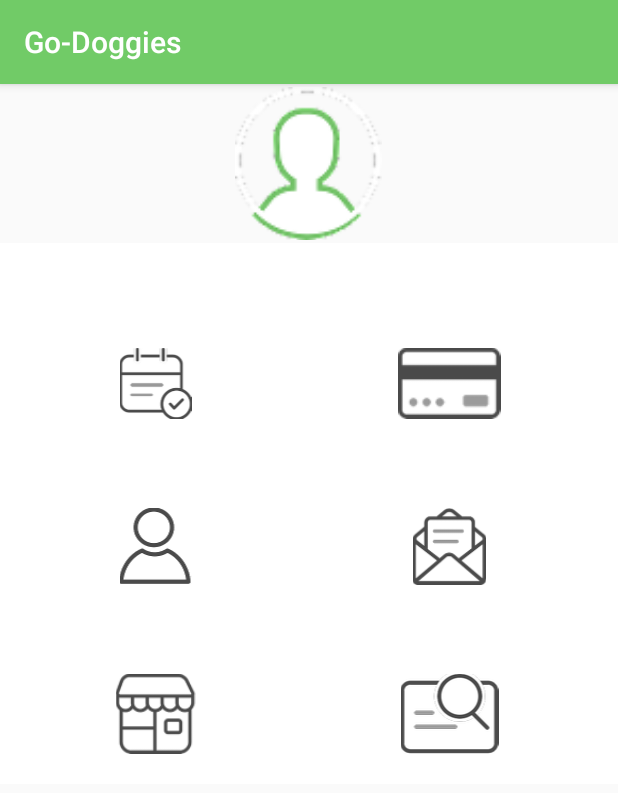
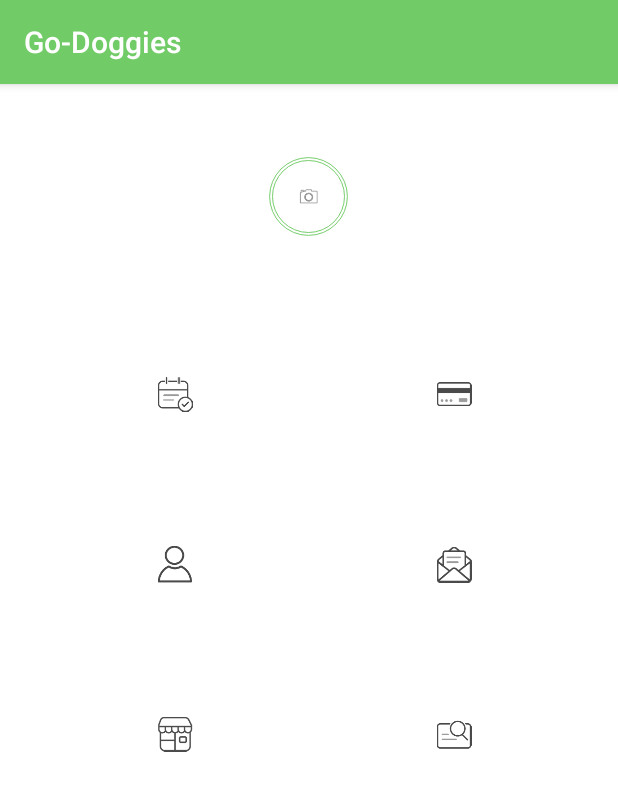
Before and after one commit to anto004/go-doggies, an Android app: the Dashboard screen opened directly, with no data from a screen before it, on a phone screen of 412 x 824 dp. Shown: the top 793 px of the screen. Run offline under Robolectric (Android 15) with nearby library versions, the phone set to English and light mode, and no system bars.

Commit message:
UX: dashboard icons is now clickable

```diff
--- /dev/null
+++ b/app/src/main/res/drawable/appointment_button.xml
@@ -0,0 +1,11 @@
+<?xml version="1.0" encoding="utf-8"?>
+<layer-list xmlns:android="http://schemas.android.com/apk/res/android">
+    <item
+        android:drawable="@drawable/appointment"
+        android:gravity="center" />
+
+    <item>
+        <shape android:shape="rectangle">
+        </shape>
+    </item>
+</layer-list>
--- /dev/null
+++ b/app/src/main/res/drawable/browse_button.xml
@@ -0,0 +1,12 @@
+<?xml version="1.0" encoding="utf-8"?>
+<layer-list xmlns:android="http://schemas.android.com/apk/res/android">
+    <item>
+        <shape
+            android:shape="rectangle">
+        </shape>
+    </item>
+
+    <item
+        android:drawable="@drawable/browse"
+        android:gravity="center" />
+</layer-list>
--- a/app/src/main/res/drawable/dashboard_border_left.xml
+++ /dev/null
@@ -1,17 +0,0 @@
-<?xml version="1.0" encoding="utf-8"?>
-<layer-list xmlns:android="http://schemas.android.com/apk/res/android">
-    <item>
-        <shape android:shape="rectangle">
-            <stroke android:color="@android:color/black"
-                android:width="0.1dp"/>
-        </shape>
-    </item>
-    <!-- Draw over the previous rectangle with white borders -->
-    <item
-        android:left="1dp">
-        <shape android:shape="rectangle">
-            <stroke android:color="@android:color/white"
-                android:width="1dp"/>
-        </shape>
-    </item>
-</layer-list>
--- a/app/src/main/res/drawable/dashboard_border_row.xml
+++ /dev/null
@@ -1,10 +0,0 @@
-<?xml version="1.0" encoding="utf-8"?>
-<selector xmlns:android="http://schemas.android.com/apk/res/android">
-    <item>
-        <shape android:shape="rectangle">
-            <stroke
-                android:color="@android:color/white"
-                android:width="2dp"/>
-        </shape>
-    </item>
-</selector>
--- /dev/null
+++ b/app/src/main/res/drawable/message_button.xml
@@ -0,0 +1,12 @@
+<?xml version="1.0" encoding="utf-8"?>
+<layer-list xmlns:android="http://schemas.android.com/apk/res/android">
+    <item>
+        <shape
+            android:shape="rectangle">
+        </shape>
+    </item>
+
+    <item
+        android:drawable="@drawable/message"
+        android:gravity="center" />
+</layer-list>
--- /dev/null
+++ b/app/src/main/res/drawable/my_client_button.xml
@@ -0,0 +1,12 @@
+<?xml version="1.0" encoding="utf-8"?>
+<layer-list xmlns:android="http://schemas.android.com/apk/res/android">
+    <item>
+        <shape
+            android:shape="rectangle">
+        </shape>
+    </item>
+
+    <item
+        android:drawable="@drawable/my_client"
+        android:gravity="center" />
+</layer-list>
--- /dev/null
+++ b/app/src/main/res/drawable/profile_pic.xml
@@ -0,0 +1,10 @@
+<?xml version="1.0" encoding="utf-8"?>
+<selector xmlns:android="http://schemas.android.com/apk/res/android">
+    <item>
+        <shape android:innerRadius="50dp" android:shape="ring" android:thickness="4dp" android:useLevel="false">
+            <size android:width="150dp" android:height="150dp" />
+            <solid android:color="@android:color/white" />
+            <stroke android:width="1dp" android:color="@color/color_app_green" />
+        </shape>
+    </item>
+</selector>
--- /dev/null
+++ b/app/src/main/res/drawable/store_button.xml
@@ -0,0 +1,12 @@
+<?xml version="1.0" encoding="utf-8"?>
+<layer-list xmlns:android="http://schemas.android.com/apk/res/android">
+    <item>
+        <shape
+            android:shape="rectangle">
+        </shape>
+    </item>
+
+    <item
+        android:drawable="@drawable/my_store"
+        android:gravity="center" />
+</layer-list>
--- /dev/null
+++ b/app/src/main/res/drawable/transaction_button.xml
@@ -0,0 +1,11 @@
+<?xml version="1.0" encoding="utf-8"?>
+<layer-list xmlns:android="http://schemas.android.com/apk/res/android">
+    <item
+        android:drawable="@drawable/transaction"
+        android:gravity="center" />
+
+    <item>
+        <shape android:shape="rectangle">
+        </shape>
+    </item>
+</layer-list>
--- a/app/src/main/res/layout/activity_dashboard.xml
+++ b/app/src/main/res/layout/activity_dashboard.xml
@@ -4,6 +4,7 @@
     xmlns:tools="http://schemas.android.com/tools"
     android:layout_width="match_parent"
     android:layout_height="match_parent"
+    android:background="@android:color/white"
     tools:context="app.go_doggies.com.go_doggies.Dashboard">
 
     <LinearLayout
@@ -11,8 +12,9 @@
         android:layout_height="wrap_content"
         android:orientation="vertical">
 
-        <include layout="@layout/go_doggie_toolbar"/>
-        <include layout="@layout/dashboard"/>
+        <include layout="@layout/go_doggie_toolbar" />
+
+        <include layout="@layout/dashboard" />
 
     </LinearLayout>
 
--- a/app/src/main/res/layout/dashboard.xml
+++ b/app/src/main/res/layout/dashboard.xml
@@ -1,48 +1,60 @@
 <?xml version="1.0" encoding="utf-8"?>
 <LinearLayout xmlns:android="http://schemas.android.com/apk/res/android"
     xmlns:app="http://schemas.android.com/apk/res-auto"
-    android:orientation="vertical"
     android:layout_width="match_parent"
-    android:layout_height="match_parent">
+    android:layout_height="match_parent"
+    android:background="@android:color/white"
+    android:orientation="vertical">
 
-    <ImageView
+    <ImageButton
         android:id="@+id/imageViewProfilePicture"
-        android:layout_width="98dp"
-        android:layout_height="106dp"
+        android:layout_width="wrap_content"
+        android:layout_height="0dp"
         android:layout_gravity="center"
-        android:src="@drawable/small_person" />
+        android:layout_weight="1"
+        android:background="@drawable/profile_pic"
+        android:elevation="5dp"
+        app:srcCompat="@android:drawable/ic_menu_camera"
+        android:stateListAnimator="@animator/button_anim"/>
 
     <TableLayout
         android:layout_width="match_parent"
         android:layout_height="match_parent"
+        android:layout_gravity="center"
         android:background="@android:color/white"
-        android:padding="10dp">
+        android:gravity="center"
+        android:padding="20dp">
 
         <TableRow
             android:layout_width="match_parent"
             android:layout_height="match_parent"
-            android:layout_gravity="center"
-            android:background="@android:color/white"
-            android:paddingTop="50dp">
+            android:background="@android:color/white">
 
-            <ImageView
-                android:id="@+id/imageView1"
+            <FrameLayout
                 android:layout_width="match_parent"
                 android:layout_height="match_parent"
                 android:layout_weight="1"
                 android:background="@drawable/dashboard_border_right"
-                android:padding="10dp"
-                app:srcCompat="@drawable/appointment" />
+                android:padding="8dp">
 
+                <ImageButton
+                    android:id="@+id/imageView1"
+                    android:layout_width="match_parent"
+                    android:layout_height="58dp"
+                    android:background="@drawable/appointment_button"
+                    android:elevation="5dp"
+                    android:stateListAnimator="@animator/button_anim" />
+            </FrameLayout>
 
-            <ImageView
+            <ImageButton
                 android:id="@+id/imageView2"
                 android:layout_width="match_parent"
                 android:layout_height="match_parent"
                 android:layout_weight="1"
                 android:padding="10dp"
-                app:srcCompat="@drawable/transaction" />
-
+                android:background="@drawable/transaction_button"
+                android:elevation="5dp"
+                android:stateListAnimator="@animator/button_anim" />
         </TableRow>
 
         <TableRow
@@ -66,33 +78,39 @@
                 android:layout_height="match_parent"
                 android:layout_weight="1"
                 android:padding="10dp" />
-
         </TableRow>
 
         <TableRow
             android:layout_width="match_parent"
             android:layout_height="match_parent"
-            android:layout_gravity="center"
             android:background="@android:color/white">
 
-            <ImageView
-                android:id="@+id/imageView3"
+            <FrameLayout
                 android:layout_width="match_parent"
                 android:layout_height="match_parent"
                 android:layout_weight="1"
                 android:background="@drawable/dashboard_border_right"
-                android:padding="10dp"
-                app:srcCompat="@drawable/my_client" />
+                android:padding="8dp">
 
-            <ImageView
+                <ImageButton
+                    android:id="@+id/imageView3"
+                    android:layout_width="match_parent"
+                    android:layout_height="58dp"
+                    android:background="@drawable/my_client_button"
+                    android:elevation="5dp"
+                    android:stateListAnimator="@animator/button_anim" />
+            </FrameLayout>
+
+            <ImageButton
                 android:id="@+id/imageView4"
                 android:layout_width="match_parent"
                 android:layout_height="match_parent"
                 android:layout_weight="1"
                 android:padding="10dp"
-                app:srcCompat="@drawable/message" />
+                android:background="@drawable/message_button"
+                android:elevation="5dp"
+                android:stateListAnimator="@animator/button_anim" />
         </TableRow>
-
 
         <TableRow
             android:layout_width="match_parent"
@@ -115,31 +133,38 @@
                 android:layout_height="match_parent"
                 android:layout_weight="1"
                 android:padding="10dp" />
-
         </TableRow>
 
         <TableRow
             android:layout_width="match_parent"
             android:layout_height="match_parent"
-            android:layout_gravity="center"
             android:background="@android:color/white">
 
-            <ImageView
-                android:id="@+id/imageView5"
+            <FrameLayout
                 android:layout_width="match_parent"
                 android:layout_height="match_parent"
                 android:layout_weight="1"
                 android:background="@drawable/dashboard_border_right"
-                android:padding="10dp"
-                app:srcCompat="@drawable/my_store" />
+                android:padding="8dp">
 
-            <ImageView
+                <ImageButton
+                    android:id="@+id/imageView5"
+                    android:layout_width="match_parent"
+                    android:layout_height="58dp"
+                    android:background="@drawable/store_button"
+                    android:elevation="5dp"
+                    android:stateListAnimator="@animator/button_anim" />
+            </FrameLayout>
+
+            <ImageButton
                 android:id="@+id/imageView6"
                 android:layout_width="match_parent"
                 android:layout_height="match_parent"
                 android:layout_weight="1"
                 android:padding="10dp"
-                app:srcCompat="@drawable/search" />
+                android:background="@drawable/browse_button"
+                android:elevation="5dp"
+                android:stateListAnimator="@animator/button_anim" />
         </TableRow>
 
     </TableLayout>
```
Also changed, not shown: app/src/main/res/drawable-hdpi/search.png (deleted), app/src/main/res/drawable-ldpi/search.png (deleted), app/src/main/res/drawable-mdpi/search.png (deleted), app/src/main/res/drawable-xhdpi/search.png (deleted), app/src/main/res/drawable-xxhdpi/search.png (deleted), app/src/main/res/drawable-xxxhdpi/search.png (deleted).
